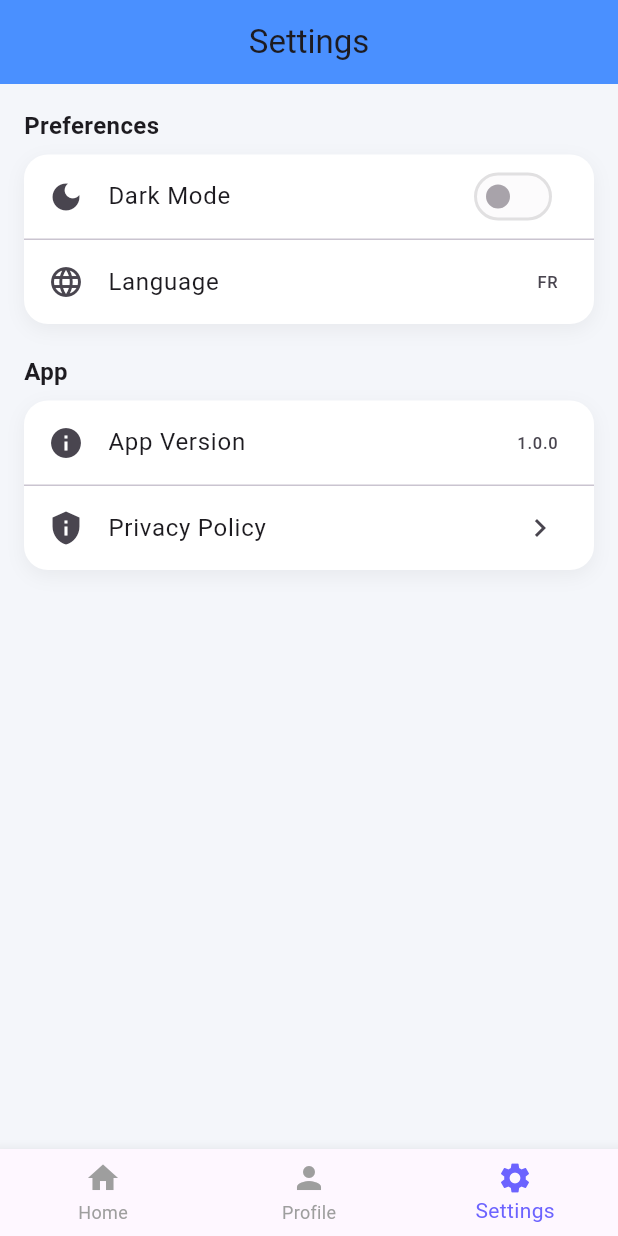
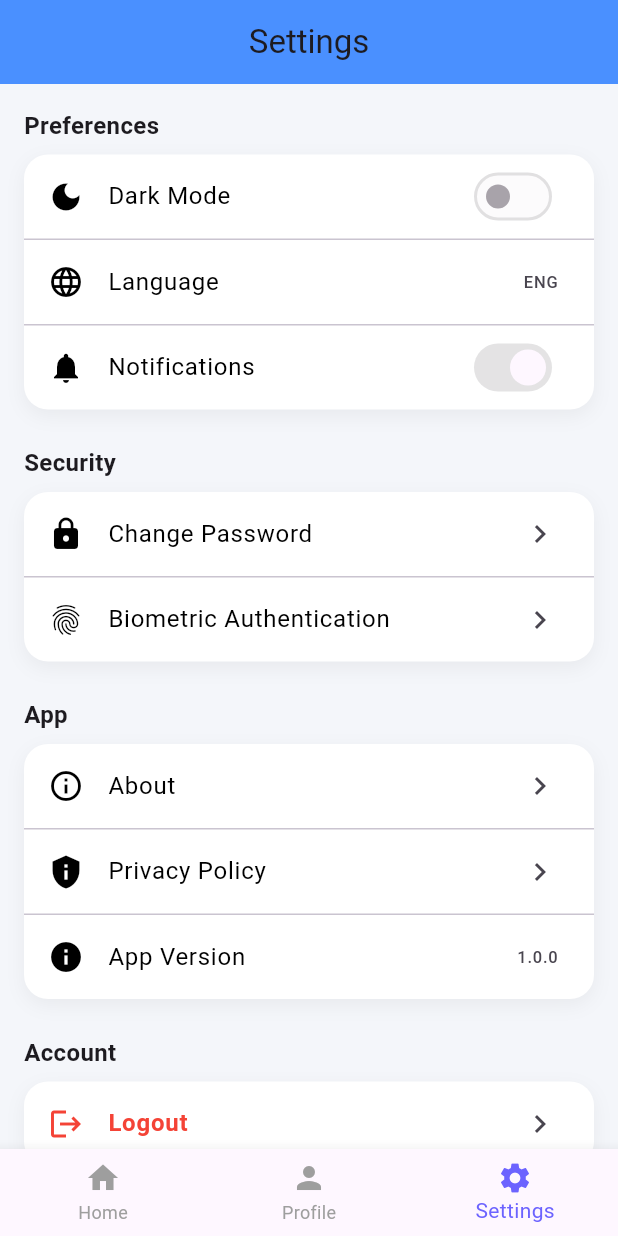
Before and after one commit to Dame002/design_redo, a Flutter app: the screen it shows after launch, item 3 of the bottom bar chosen, on a phone screen of 412 x 824 dp. Run offline on Flutter 3.47's test engine with Material 3 defaults, Android fonts, the phone set to English and light mode, and no system bars.

Commit message:
Ajout de la page About

```diff
--- a/lib/screens/settings_screen.dart
+++ b/lib/screens/settings_screen.dart
@@ -1,4 +1,5 @@
 import 'package:flutter/material.dart';
+import 'about_screen.dart';
 
 class SettingsScreen extends StatelessWidget {
   const SettingsScreen({super.key});
@@ -15,37 +16,85 @@ class SettingsScreen extends StatelessWidget {
       body: ListView(
         padding: const EdgeInsets.all(16),
         children: [
+
           _sectionTitle('Preferences'),
           _settingsCard(
             children: const [
               _SettingsItem(
                 icon: Icons.dark_mode,
                 title: 'Dark Mode',
-                trailing: Switch(value: false, onChanged: null),
+                trailing: Switch(
+                  value: false,
+                  onChanged: null,
+                ),
               ),
               Divider(height: 1),
               _SettingsItem(
                 icon: Icons.language,
                 title: 'Language',
-                trailing: Text('FR'),
+                trailing: Text('ENG'),
+              ),
+              Divider(height: 1),
+              _SettingsItem(
+                icon: Icons.notifications,
+                title: 'Notifications',
+                trailing: Switch(value: true, onChanged: null),
               ),
             ],
           ),
 
-          const SizedBox(height: 20),
+          const SizedBox(height: 24),
+
+          _sectionTitle('Security'),
+          _settingsCard(
+            children: const [
+              _SettingsItem(icon: Icons.lock, title: 'Change Password'),
+              Divider(height: 1),
+              _SettingsItem(
+                icon: Icons.fingerprint,
+                title: 'Biometric Authentication',
+              ),
+            ],
+          ),
+
+          const SizedBox(height: 24),
 
           _sectionTitle('App'),
           _settingsCard(
-            children: const [
+            children: [
               _SettingsItem(
+                icon: Icons.info_outline,
+                title: 'About',
+                onTap: () {
+                  Navigator.push(
+                    context,
+                    MaterialPageRoute(builder: (_) => const AboutScreen()),
+                  );
+                },
+              ),
+              const Divider(height: 1),
+              const _SettingsItem(
+                icon: Icons.privacy_tip,
+                title: 'Privacy Policy',
+              ),
+              const Divider(height: 1),
+              const _SettingsItem(
                 icon: Icons.info,
                 title: 'App Version',
                 trailing: Text('1.0.0'),
               ),
-              Divider(height: 1),
+            ],
+          ),
+
+          const SizedBox(height: 24),
+
+          _sectionTitle('Account'),
+          _settingsCard(
+            children: const [
               _SettingsItem(
-                icon: Icons.privacy_tip,
-                title: 'Privacy Policy',
+                icon: Icons.logout,
+                title: 'Logout',
+                isDanger: true,
               ),
             ],
           ),
@@ -59,10 +108,7 @@ class SettingsScreen extends StatelessWidget {
       padding: const EdgeInsets.only(bottom: 8),
       child: Text(
         title,
-        style: const TextStyle(
-          fontWeight: FontWeight.bold,
-          fontSize: 16,
-        ),
+        style: const TextStyle(fontWeight: FontWeight.bold, fontSize: 16),
       ),
     );
   }
@@ -89,20 +135,30 @@ class _SettingsItem extends StatelessWidget {
   final IconData icon;
   final String title;
   final Widget? trailing;
+  final VoidCallback? onTap;
+  final bool isDanger;
 
   const _SettingsItem({
     required this.icon,
     required this.title,
     this.trailing,
+    this.onTap,
+    this.isDanger = false,
   });
 
   @override
   Widget build(BuildContext context) {
     return ListTile(
-      leading: Icon(icon),
-      title: Text(title),
+      leading: Icon(icon, color: isDanger ? Colors.red : Colors.black),
+      title: Text(
+        title,
+        style: TextStyle(
+          color: isDanger ? Colors.red : Colors.black,
+          fontWeight: isDanger ? FontWeight.bold : FontWeight.normal,
+        ),
+      ),
       trailing: trailing ?? const Icon(Icons.chevron_right),
-      onTap: () {},
+      onTap: onTap,
     );
   }
 }
```
Also changed, not shown: lib/main.dart (+4 -12 lines), lib/screens/about_screen.dart (added, +204 -0 lines), lib/screens/home_screen.dart (+2 -13 lines), lib/screens/profile_screen.dart (+89 -64 lines), pubspec.yaml (+4 -69 lines), assets/image/profil.jpg (added).
